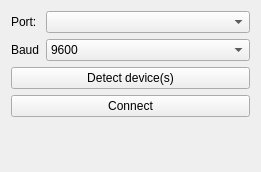
Before: the Qt Designer form ArduinoConnect/Resources/UI/ArduinoConnect.ui in pzaffino/SlicerArduinoController, drawn with Qt 5.
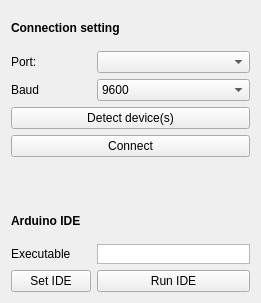
After: the same form once the commit is applied.

What changed in the file:
```diff
--- a/ArduinoConnect/Resources/UI/ArduinoConnect.ui
+++ b/ArduinoConnect/Resources/UI/ArduinoConnect.ui
@@ -7,28 +7,28 @@
     <x>0</x>
     <y>0</y>
     <width>261</width>
-    <height>172</height>
+    <height>303</height>
    </rect>
   </property>
   <layout class="QFormLayout" name="formLayout">
-   <item row="0" column="0">
-    <widget class="QLabel" name="label">
+   <item row="1" column="0">
+    <widget class="QLabel" name="portLabel">
      <property name="text">
       <string>Port:</string>
      </property>
     </widget>
    </item>
-   <item row="0" column="1">
+   <item row="1" column="1">
     <widget class="QComboBox" name="portSelectorComboBox"/>
    </item>
-   <item row="1" column="0">
-    <widget class="QLabel" name="label_2">
+   <item row="2" column="0">
+    <widget class="QLabel" name="baudLabel">
      <property name="text">
       <string>Baud</string>
      </property>
     </widget>
    </item>
-   <item row="1" column="1">
+   <item row="2" column="1">
     <widget class="QComboBox" name="baudSelectorComboBox">
      <item>
       <property name="text">
@@ -43,22 +43,6 @@
     </widget>
    </item>
    <item row="5" column="0" colspan="2">
-    <widget class="QPushButton" name="connectButton">
-     <property name="toolTip">
-      <string>Run the algorithm.</string>
-     </property>
-     <property name="styleSheet">
-      <string notr="true">background-color: grergb(241, 241, 241)y;</string>
-     </property>
-     <property name="text">
-      <string>Connect</string>
-     </property>
-     <property name="checkable">
-      <bool>true</bool>
-     </property>
-    </widget>
-   </item>
-   <item row="4" column="0" colspan="2">
     <widget class="QPushButton" name="detectDevice">
      <property name="toolTip">
       <string>Detect the device connected</string>
@@ -77,6 +61,104 @@
      </property>
     </widget>
    </item>
+   <item row="6" column="0" colspan="2">
+    <widget class="QPushButton" name="connectButton">
+     <property name="toolTip">
+      <string>Run the algorithm.</string>
+     </property>
+     <property name="styleSheet">
+      <string notr="true">background-color: grergb(241, 241, 241)y;</string>
+     </property>
+     <property name="text">
+      <string>Connect</string>
+     </property>
+     <property name="checkable">
+      <bool>true</bool>
+     </property>
+    </widget>
+   </item>
+   <item row="8" column="0" colspan="2">
+    <widget class="QLabel" name="ideLabel">
+     <property name="font">
+      <font>
+       <weight>75</weight>
+       <bold>true</bold>
+      </font>
+     </property>
+     <property name="text">
+      <string>Arduino IDE</string>
+     </property>
+    </widget>
+   </item>
+   <item row="9" column="0">
+    <widget class="QLabel" name="ideExeLabel">
+     <property name="text">
+      <string>Executable</string>
+     </property>
+    </widget>
+   </item>
+   <item row="9" column="1">
+    <widget class="QTextBrowser" name="textBrowser">
+     <property name="sizePolicy">
+      <sizepolicy hsizetype="Expanding" vsizetype="Expanding">
+       <horstretch>0</horstretch>
+       <verstretch>0</verstretch>
+      </sizepolicy>
+     </property>
+     <property name="maximumSize">
+      <size>
+       <width>16777215</width>
+       <height>20</height>
+      </size>
+     </property>
+     <property name="verticalScrollBarPolicy">
+      <enum>Qt::ScrollBarAlwaysOff</enum>
+     </property>
+     <property name="horizontalScrollBarPolicy">
+      <enum>Qt::ScrollBarAlwaysOff</enum>
+     </property>
+    </widget>
+   </item>
+   <item row="12" column="0">
+    <widget class="QPushButton" name="findIDEButton">
+     <property name="text">
+      <string>Set IDE</string>
+     </property>
+    </widget>
+   </item>
+   <item row="12" column="1">
+    <widget class="QPushButton" name="runIDEButton">
+     <property name="text">
+      <string>Run IDE</string>
+     </property>
+    </widget>
+   </item>
+   <item row="0" column="0" colspan="2">
+    <widget class="QLabel" name="connectionLabel">
+     <property name="font">
+      <font>
+       <weight>75</weight>
+       <bold>true</bold>
+      </font>
+     </property>
+     <property name="text">
+      <string>Connection setting</string>
+     </property>
+    </widget>
+   </item>
+   <item row="7" column="0" colspan="2">
+    <spacer name="horizontalSpacer">
+     <property name="orientation">
+      <enum>Qt::Horizontal</enum>
+     </property>
+     <property name="sizeHint" stdset="0">
+      <size>
+       <width>40</width>
+       <height>20</height>
+      </size>
+     </property>
+    </spacer>
+   </item>
   </layout>
  </widget>
  <resources/>
```
